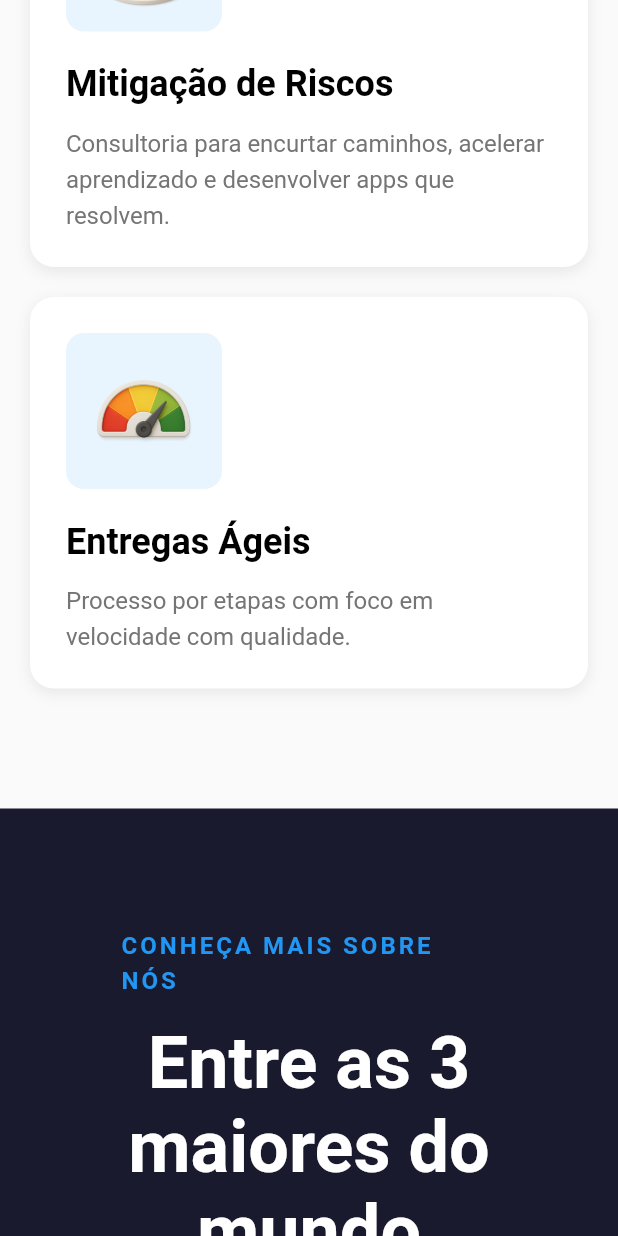
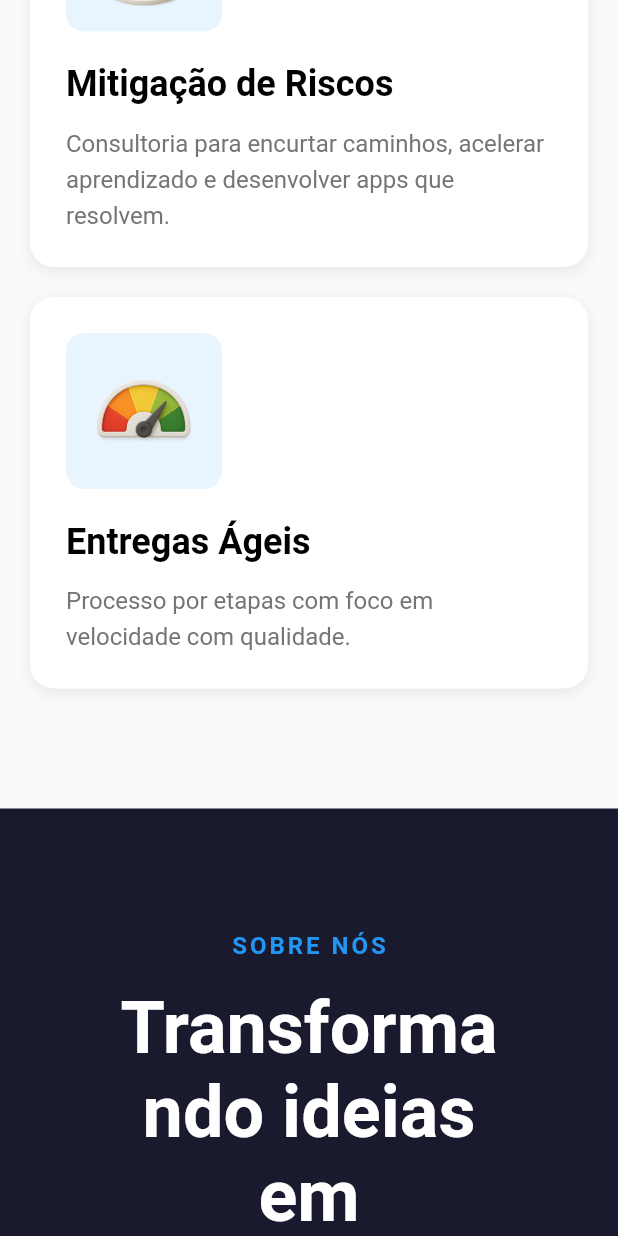
Before and after one commit to Marcelo1802/DsevenWeb, a Flutter app: the screen it shows after launch, scrolled down 1728 dp, on a phone screen of 412 x 824 dp. Run offline on Flutter 3.47's test engine with Material 3 defaults, Android fonts, the phone set to English and light mode, and no system bars; our stand-ins replace connectivity_plus, dartz, get_it, shared_preferences, visibility_detector; network calls fail.

Commit message:
version 1

```diff
--- a/lib/core/constants/app_strings.dart
+++ b/lib/core/constants/app_strings.dart
@@ -87,14 +87,21 @@ class AppStrings {
   static const String footerCompanyName = 'Dseven';
 
   // About Section
-  static const String aboutSectionTitle = 'CONHEÇA MAIS SOBRE NÓS';
-  static const String aboutMainTitle = 'Entre as 3 maiores do mundo';
-  static const String aboutDescription = 'Estamos entre as 3 empresas do mundo, com maior volume de projetos, isso\nsignifica expertise em resolver problemas e desenvolver tecnologias de ponta.\nSabemos os melhores caminhos.';
+  static const String aboutSectionTitle = 'SOBRE NÓS';
+  static const String aboutMainTitle = 'Transformando ideias em tecnologia';
+  static const String aboutDescription =
+    'Somos uma empresa especializada em soluções digitais que unem inovação e eficiência. '
+    'Nosso propósito é ajudar negócios a crescerem por meio da tecnologia, '
+    'oferecendo projetos sob medida, com qualidade, agilidade e resultados reais.';
+
   static const String consultingTitle = 'CONSULTORIA TECH';
-  static const String consultingSubtitle = 'Ajudamos sua empresa\na tomar as melhores\ndecisões';
-  static const String consultingDescription = 'Ao desenvolver um produto de tecnologia, diversos desafios são enfrentados ao longo do caminho, nós ajudamos sua empresa a escolher os caminhos mais curtos e que dão resultados reais.';
-
-  // About Features
+  static const String consultingSubtitle =
+    'Decisões inteligentes\npara resultados estratégicos';
+  static const String consultingDescription =
+    'Cada projeto de tecnologia traz desafios únicos. '
+    'Nossa consultoria orienta sua empresa em cada etapa, '
+    'apontando os melhores caminhos para reduzir custos, acelerar processos '
+    'e alcançar objetivos com segurança e eficácia.';
   static const String creativityTitle = 'Criatividade';
   static const String creativityDescription = 'Times criativos com alta capacidade de inovação e desenvolvimento.';
   static const String riskManagementTitle = 'Gestão de Riscos';
```
